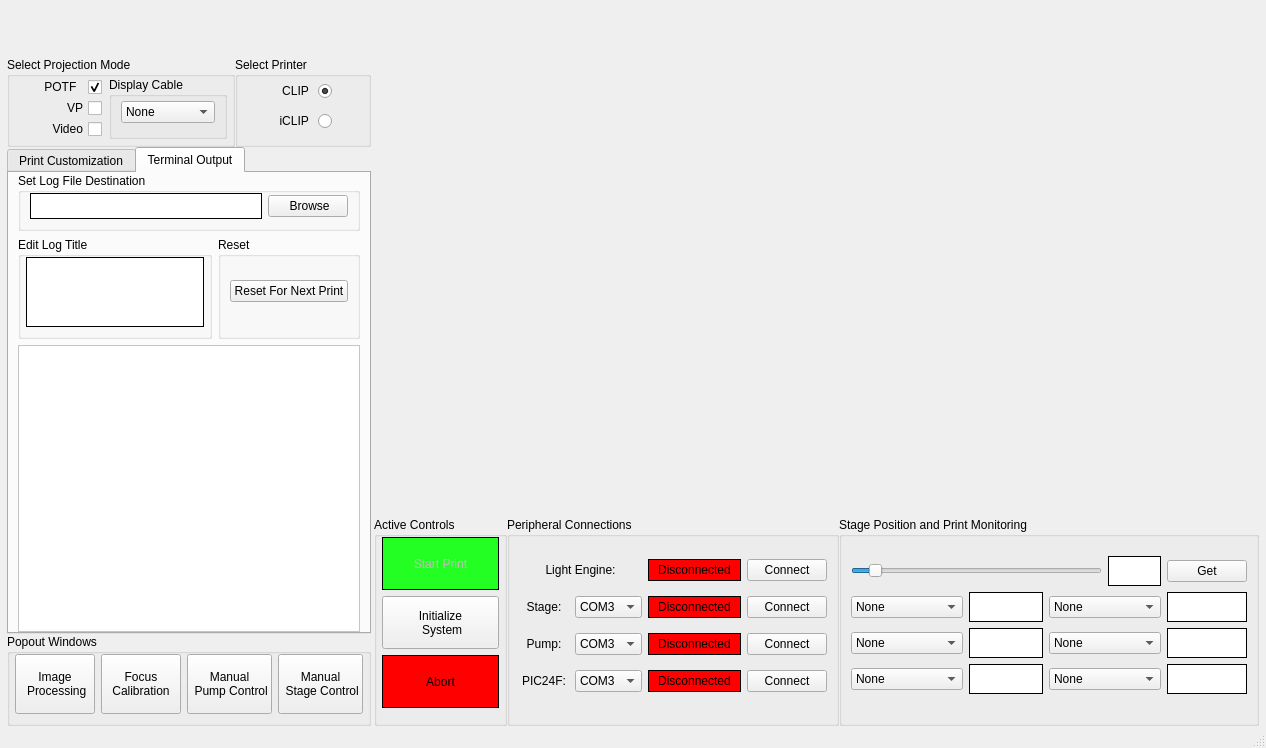
Before: the Qt Designer form src/mainwindow/mainwindow.ui in TimSamuelsen/CLIP3DPrinterGUI, drawn with Qt 5.
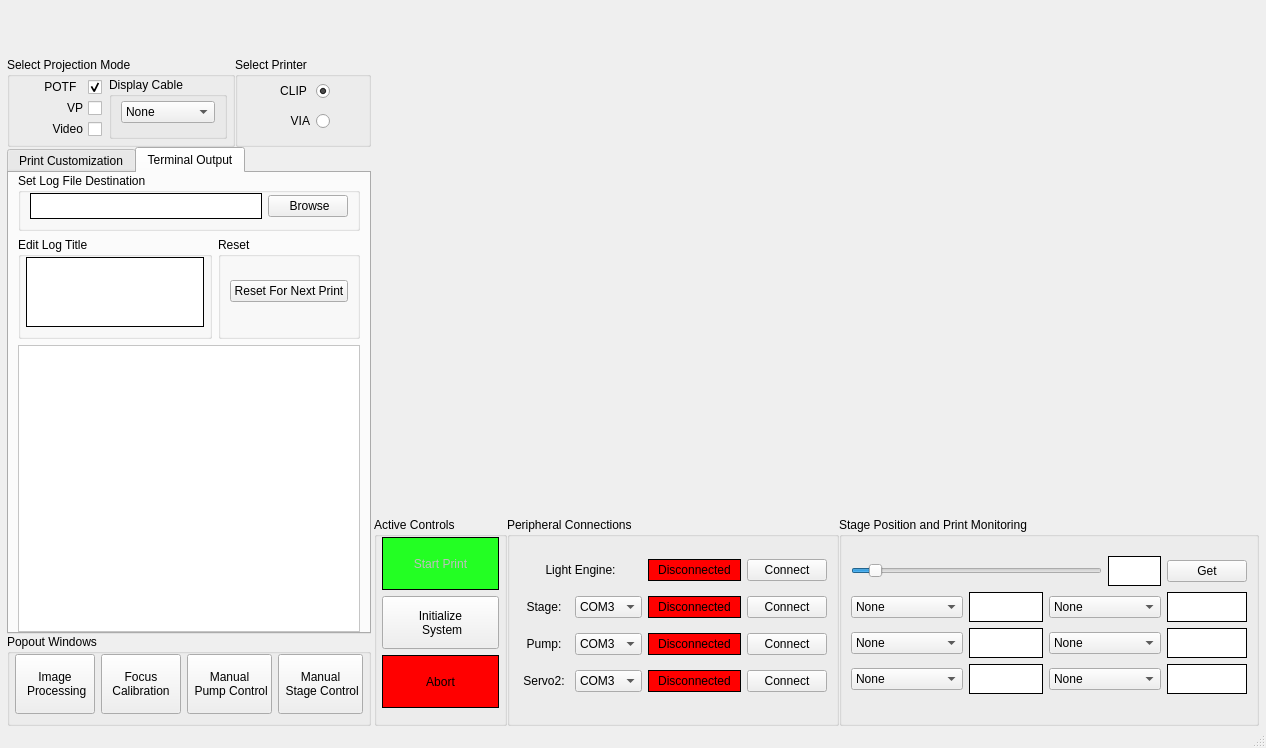
After: the same form once the commit is applied. Icons and pictures are not drawn. Custom widgets are drawn as their Qt base class.

```diff
--- a/src/mainwindow/mainwindow.ui
+++ b/src/mainwindow/mainwindow.ui
@@ -343,7 +343,7 @@
             <string notr="true">font: 10pt &quot;MS Shell Dlg 2&quot;;</string>
            </property>
            <property name="text">
-            <string>iCLIP </string>
+            <string>VIA</string>
            </property>
            <property name="iconSize">
             <size>
@@ -631,7 +631,7 @@
            <item row="3" column="0">
             <widget class="QLabel" name="PIC24FConnectionTitle">
              <property name="text">
-              <string>&lt;html&gt;&lt;head/&gt;&lt;body&gt;&lt;p align=&quot;center&quot;&gt;&lt;span style=&quot; font-size:9pt;&quot;&gt;PIC24F:&lt;/span&gt;&lt;/p&gt;&lt;/body&gt;&lt;/html&gt;</string>
+              <string>&lt;html&gt;&lt;head/&gt;&lt;body&gt;&lt;p align=&quot;center&quot;&gt;&lt;span style=&quot; font-size:9pt;&quot;&gt;Servo2:&lt;/span&gt;&lt;/p&gt;&lt;/body&gt;&lt;/html&gt;</string>
              </property>
             </widget>
            </item>
```
Left out of the diff: 2 changed lines with no effect on the pictures.
